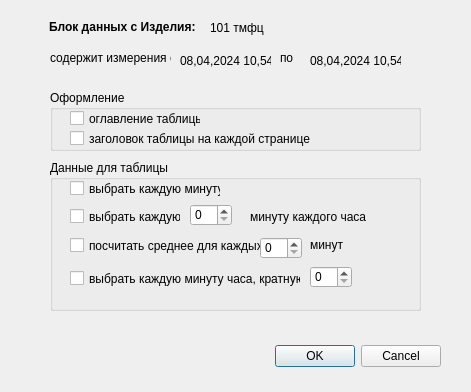
Above: dialog.ui from Sapunov-embedded/desktop_utility before the change. Below: the same form after it.
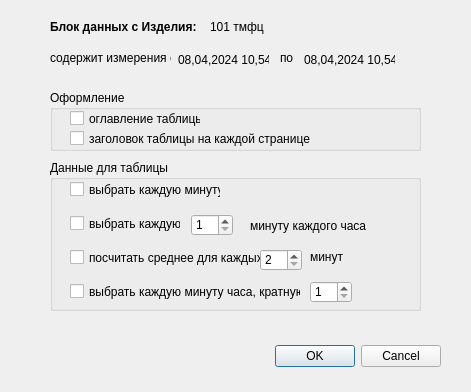
That is the form after the change. Icons and pictures are not drawn.

What changed in the file:
```diff
--- a/dialog.ui
+++ b/dialog.ui
@@ -80,8 +80,8 @@
   <widget class="QLabel" name="label_4">
    <property name="geometry">
     <rect>
-     <x>180</x>
-     <y>50</y>
+     <x>178</x>
+     <y>49</y>
      <width>91</width>
      <height>21</height>
     </rect>
@@ -106,7 +106,7 @@
     <property name="geometry">
      <rect>
       <x>20</x>
-      <y>20</y>
+      <y>21</y>
       <width>151</width>
       <height>17</height>
      </rect>
@@ -119,7 +119,7 @@
     <property name="geometry">
      <rect>
       <x>20</x>
-      <y>48</y>
+      <y>55</y>
       <width>111</width>
       <height>17</height>
      </rect>
@@ -132,7 +132,7 @@
     <property name="geometry">
      <rect>
       <x>20</x>
-      <y>77</y>
+      <y>89</y>
       <width>191</width>
       <height>17</height>
      </rect>
@@ -145,7 +145,7 @@
     <property name="geometry">
      <rect>
       <x>20</x>
-      <y>110</y>
+      <y>123</y>
       <width>231</width>
       <height>17</height>
      </rect>
@@ -157,18 +157,24 @@
    <widget class="QSpinBox" name="spinBox">
     <property name="geometry">
      <rect>
-      <x>140</x>
-      <y>44</y>
+      <x>141</x>
+      <y>54</y>
       <width>42</width>
       <height>22</height>
      </rect>
     </property>
+    <property name="minimum">
+     <number>1</number>
+    </property>
+    <property name="maximum">
+     <number>60</number>
+    </property>
    </widget>
    <widget class="QLabel" name="label_7">
     <property name="geometry">
      <rect>
       <x>200</x>
-      <y>46</y>
+      <y>55</y>
       <width>121</width>
       <height>21</height>
      </rect>
@@ -181,17 +187,23 @@
     <property name="geometry">
      <rect>
       <x>210</x>
-      <y>77</y>
+      <y>89</y>
       <width>42</width>
       <height>22</height>
      </rect>
     </property>
+    <property name="minimum">
+     <number>2</number>
+    </property>
+    <property name="maximum">
+     <number>60</number>
+    </property>
    </widget>
    <widget class="QLabel" name="label_8">
     <property name="geometry">
      <rect>
       <x>260</x>
-      <y>77</y>
+      <y>89</y>
       <width>47</width>
       <height>16</height>
      </rect>
@@ -204,19 +216,25 @@
     <property name="geometry">
      <rect>
       <x>260</x>
-      <y>106</y>
+      <y>121</y>
       <width>42</width>
       <height>22</height>
      </rect>
     </property>
+    <property name="minimum">
+     <number>1</number>
+    </property>
+    <property name="maximum">
+     <number>60</number>
+    </property>
    </widget>
   </widget>
   <widget class="QLabel" name="label_2">
    <property name="geometry">
     <rect>
      <x>210</x>
-     <y>20</y>
-     <width>191</width>
+     <y>19</y>
+     <width>71</width>
      <height>16</height>
     </rect>
    </property>
@@ -227,7 +245,7 @@
   <widget class="QLabel" name="label">
    <property name="geometry">
     <rect>
-     <x>49</x>
+     <x>50</x>
      <y>19</y>
      <width>151</width>
      <height>16</height>
@@ -246,8 +264,8 @@
   <widget class="QLabel" name="label_6">
    <property name="geometry">
     <rect>
-     <x>310</x>
-     <y>50</y>
+     <x>304</x>
+     <y>49</y>
      <width>91</width>
      <height>21</height>
     </rect>
```
Left out of the diff: 24 changed lines with no effect on the pictures.
